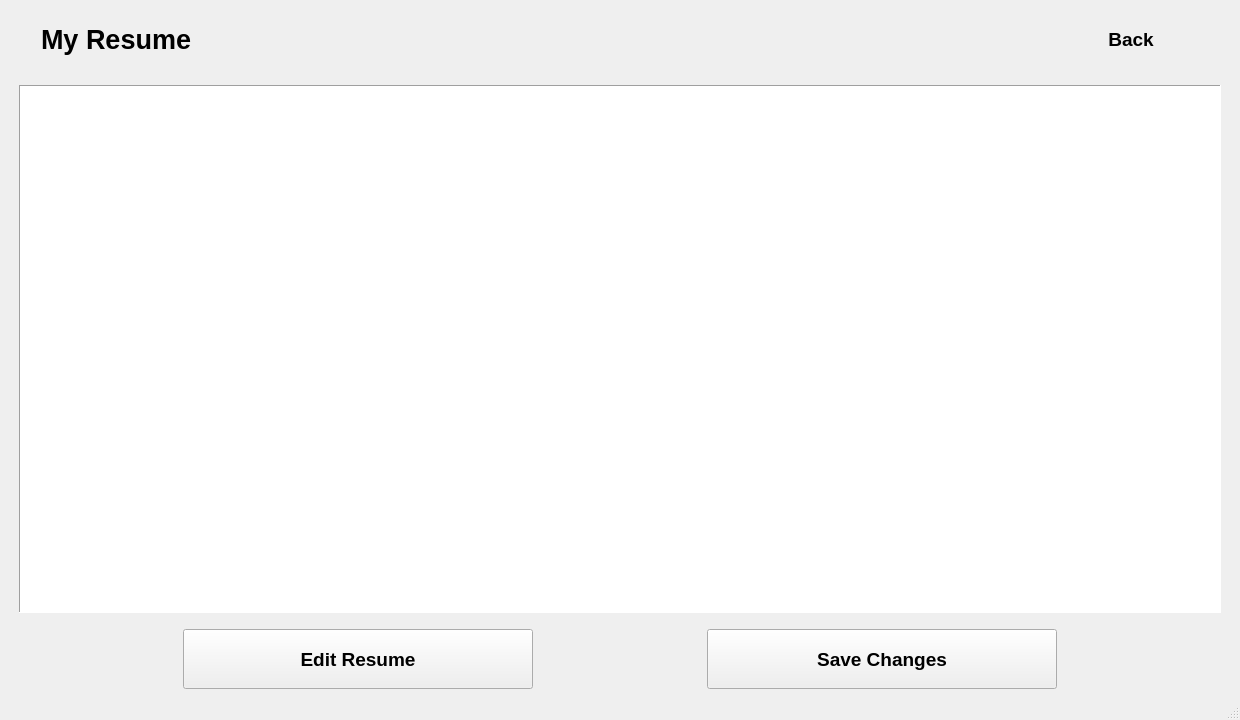
This is ui/student_resume.ui in IvnGenza/EasyJob_39 as Qt 5 draws it before an edit. The edited form follows.
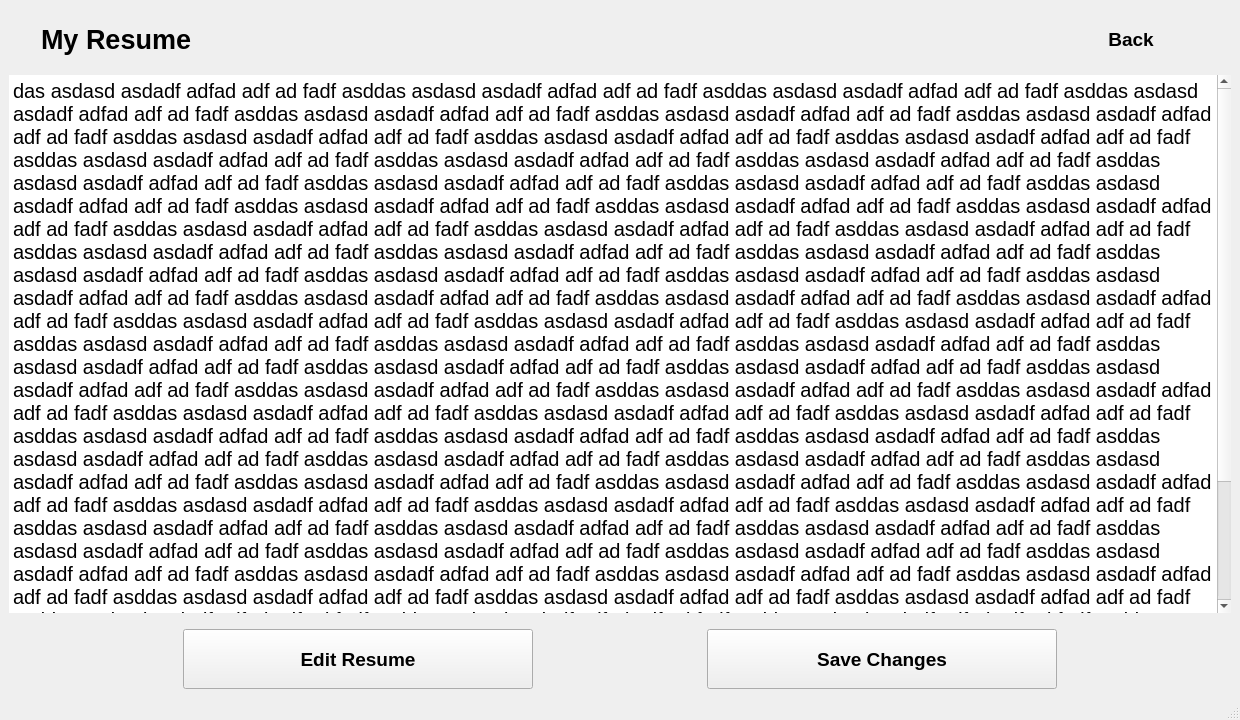
This is the edited form.

What changed in the file:
```diff
--- a/ui/student_resume.ui
+++ b/ui/student_resume.ui
@@ -96,35 +96,34 @@
        </layout>
       </item>
       <item>
-       <widget class="QTextBrowser" name="resume_textBox">
-        <property name="font">
-         <font>
-          <pointsize>20</pointsize>
-         </font>
+       <widget class="QTextEdit" name="resume_textBox">
+        <property name="cursor" stdset="0">
+         <cursorShape>IBeamCursor</cursorShape>
         </property>
         <property name="styleSheet">
-         <string notr="true">margin:10px;
-
-</string>
+         <string notr="true">font:20px;</string>
         </property>
         <property name="frameShape">
-         <enum>QFrame::Panel</enum>
+         <enum>QFrame::NoFrame</enum>
         </property>
         <property name="frameShadow">
-         <enum>QFrame::Sunken</enum>
+         <enum>QFrame::Plain</enum>
         </property>
         <property name="lineWidth">
-         <number>5</number>
-        </property>
-        <property name="midLineWidth">
          <number>0</number>
         </property>
+        <property name="readOnly">
+         <bool>true</bool>
+        </property>
         <property name="html">
          <string>&lt;!DOCTYPE HTML PUBLIC &quot;-//W3C//DTD HTML 4.0//EN&quot; &quot;http://www.w3.org/TR/REC-html40/strict.dtd&quot;&gt;
 &lt;html&gt;&lt;head&gt;&lt;meta name=&quot;qrichtext&quot; content=&quot;1&quot; /&gt;&lt;style type=&quot;text/css&quot;&gt;
 p, li { white-space: pre-wrap; }
-&lt;/style&gt;&lt;/head&gt;&lt;body style=&quot; font-family:'MS Shell Dlg 2'; font-size:20pt; font-weight:400; font-style:normal;&quot;&gt;
-&lt;p style=&quot;-qt-paragraph-type:empty; margin-top:0px; margin-bottom:0px; margin-left:0px; margin-right:0px; -qt-block-indent:0; text-indent:0px;&quot;&gt;&lt;br /&gt;&lt;/p&gt;&lt;/body&gt;&lt;/html&gt;</string>
+&lt;/style&gt;&lt;/head&gt;&lt;body style=&quot; font-family:'MS Shell Dlg 2'; font-size:20px; font-weight:400; font-style:normal;&quot;&gt;
+&lt;p style=&quot; margin-top:0px; margin-bottom:0px; margin-left:0px; margin-right:0px; -qt-block-indent:0; text-indent:0px;&quot;&gt;&lt;span style=&quot; font-size:20px;&quot;&gt;das asdasd asdadf adfad adf ad fadf asddas asdasd asdadf adfad adf ad fadf asddas asdasd asdadf adfad adf ad fadf asddas asdasd asdadf adfad adf ad fadf asddas asdasd asdadf adfad adf ad fadf asddas asdasd asdadf adfad adf ad fadf asddas asdasd asdadf adfad adf ad fadf asddas asdasd asdadf adfad adf ad fadf asddas asdasd asdadf adfad adf ad fadf asddas asdasd asdadf adfad adf ad fadf asddas asdasd asdadf adfad adf ad fadf asddas asdasd asdadf adfad adf ad fadf asddas asdasd asdadf adfad adf ad fadf asddas asdasd asdadf adfad adf ad fadf asddas asdasd asdadf adfad adf ad fadf asddas asdasd asdadf adfad adf ad fadf asddas asdasd asdadf adfad adf ad fadf asddas asdasd asdadf adfad adf ad fadf asddas asdasd asdadf adfad adf ad fadf asddas asdasd asdadf adfad adf ad fadf asddas asdasd asdadf adfad adf ad fadf asddas asdasd asdadf adfad adf ad fadf asddas asdasd asdadf adfad adf ad fadf asddas asdasd asdadf adfad adf ad fadf asddas asdasd asdadf adfad adf ad fadf asddas asdasd asdadf adfad adf ad fadf asddas asdasd asdadf adfad adf ad fadf asddas asdasd asdadf adfad adf ad fadf asddas asdasd asdadf adfad adf ad fadf asddas asdasd asdadf adfad adf ad fadf asddas asdasd asdadf adfad adf ad fadf asddas asdasd asdadf adfad adf ad fadf asddas asdasd asdadf adfad adf ad fadf asddas asdasd asdadf adfad adf ad fadf asddas asdasd asdadf adfad adf ad fadf asddas asdasd asdadf adfad adf ad fadf asddas asdasd asdadf adfad adf ad fadf asddas asdasd asdadf adfad adf ad fadf asddas asdasd asdadf adfad adf ad fadf asddas asdasd asdadf adfad adf ad fadf asddas asdasd asdadf adfad adf ad fadf asddas asdasd asdadf adfad adf ad fadf asddas asdasd asdadf adfad adf ad fadf asddas asdasd asdadf adfad adf ad fadf asddas asdasd asdadf adfad adf ad fadf asddas asdasd asdadf adfad adf ad fadf asddas asdasd asdadf adfad adf ad fadf asddas asdasd asdadf adfad adf ad fadf asddas asdasd asdadf adfad adf ad fadf asddas asdasd asdadf adfad adf ad fadf asddas asdasd asdadf adfad adf ad fadf asddas asdasd asdadf adfad adf ad fadf asddas asdasd asdadf adfad adf ad fadf asddas asdasd asdadf adfad adf ad fadf asddas asdasd asdadf adfad adf ad fadf asddas asdasd asdadf adfad adf ad fadf asddas asdasd asdadf adfad adf ad fadf asddas asdasd asdadf adfad adf ad fadf asddas asdasd asdadf adfad adf ad fadf asddas asdasd asdadf adfad adf ad fadf asddas asdasd asdadf adfad adf ad fadf asddas asdasd asdadf adfad adf ad fadf asddas asdasd asdadf adfad adf ad fadf asddas asdasd asdadf adfad adf ad fadf asddas asdasd asdadf adfad adf ad fadf asddas asdasd asdadf adfad adf ad fadf asddas asdasd asdadf adfad adf ad fadf asddas asdasd asdadf adfad adf ad fadf asddas asdasd asdadf adfad adf ad fadf asddas asdasd asdadf adfad adf ad fadf asddas asdasd asdadf adfad adf ad fadf asddas asdasd asdadf adfad adf ad fadf asddas asdasd asdadf adfad adf ad fadf asddas asdasd asdadf adfad adf ad fadf asddas asdasd asdadf adfad adf ad fadf asddas asdasd asdadf adfad adf ad fadf asddas asdasd asdadf adfad adf ad fadf asddas asdasd asdadf adfad adf ad fadf asddas asdasd asdadf adfad adf ad fadf asddas asdasd asdadf adfad adf ad fadf asddas asdasd asdadf adfad adf ad fadf asddas asdasd asdadf adfad adf ad fadf asddas asdasd asdadf adfad adf ad fadf asddas asdasd asdadf adfad adf ad fadf asddas asdasd asdadf adfad adf ad fadf asddas asdasd asdadf adfad adf ad fadf asddas asdasd asdadf adfad adf ad fadf asddas asdasd asdadf adfad adf ad fadf asddas asdasd asdadf adfad adf ad fadf asddas asdasd asdadf adfad adf ad fadf asddas asdasd asdadf adfad adf ad fadf asddas asdasd asdadf adfad adf ad fadf asddas asdasd asdadf adfad adf ad fadf asddas asdasd asdadf adfad adf ad fadf asddas asdasd asdadf adfad adf ad fadf asddas asdasd asdadf adfad adf ad fadf asd&lt;/span&gt;&lt;/p&gt;&lt;/body&gt;&lt;/html&gt;</string>
+        </property>
+        <property name="cursorWidth">
+         <number>1</number>
         </property>
        </widget>
       </item>
@@ -137,7 +136,7 @@
          <number>0</number>
         </property>
         <property name="topMargin">
-         <number>0</number>
+         <number>10</number>
         </property>
         <property name="rightMargin">
          <number>0</number>
```
